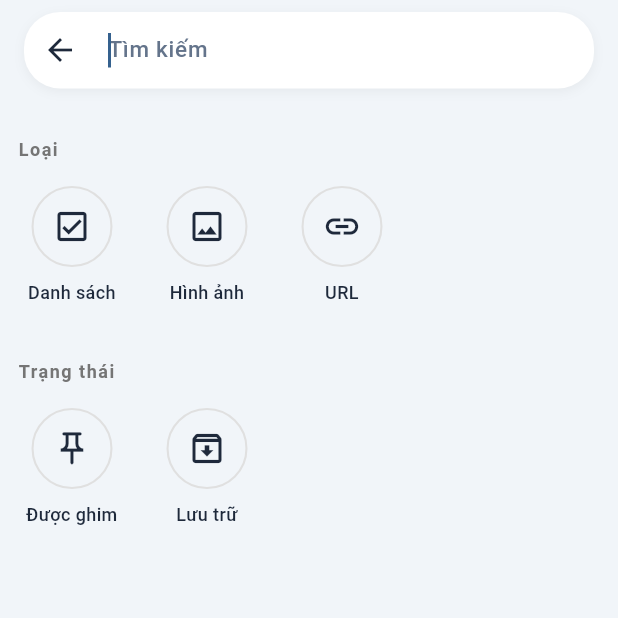
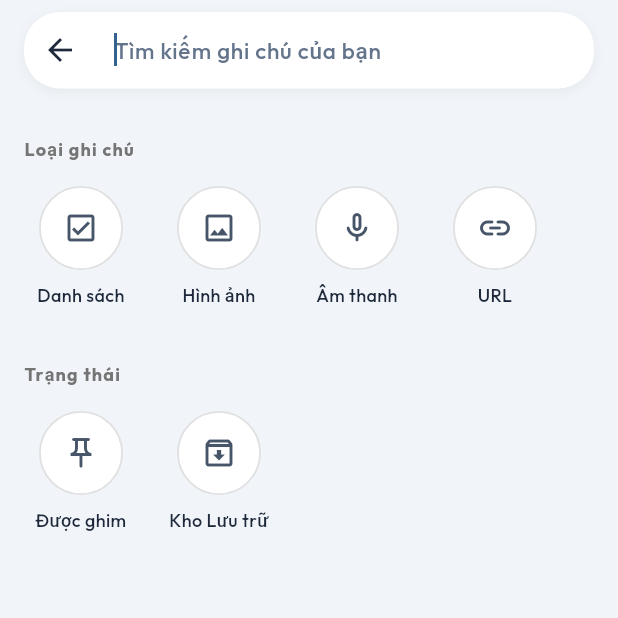
Before and after one commit to PVM-05/Smart-Note-App, a Flutter app: the SearchScreen screen opened directly, after a tap on "Danh sách", after a tap on the "clear" icon, on a phone screen of 412 x 824 dp, the top half of it. Run offline on Flutter 3.47's test engine with Material 3 defaults, Android fonts, the phone set to English and light mode, and no system bars; our stand-ins replace cloud_firestore, connectivity_plus, firebase_auth, firebase_core, firebase_storage, flutter_dotenv and 5 more; missing offline and left inert: record; accounts and stored records are empty.

Commit message:
Cai tien search

```diff
--- a/lib/screens/search_screen.dart
+++ b/lib/screens/search_screen.dart
@@ -26,7 +26,7 @@ class SearchScreen extends StatefulWidget {
 class _SearchScreenState extends State<SearchScreen> {
   final _searchController = TextEditingController();
   final _focusNode = FocusNode();
-  bool _isGrid = false;
+  final bool _isGrid = false; // Mặc định hiển thị danh sách dọc trực quan chuẩn Keep style
 
   // Danh sách quản lý các "Từ nền / Chip" đang được chọn
   final List<FilterToken> _activeFilters = [];
@@ -50,36 +50,36 @@ class _SearchScreenState extends State<SearchScreen> {
   void _triggerSearch() {
     final auth = Provider.of<AuthProvider>(context, listen: false);
 
-    // Ghép tất cả token (has:image, label:"...") thành một chuỗi
+    // Ghép tất cả token (has:image, has:audio, has:url, label:"...") thành một chuỗi query hoàn chỉnh
     final tokenQuery = _activeFilters.map((f) => f.token).join(' ');
     final textQuery = _searchController.text.trim();
 
-    // Câu lệnh gửi xuống DB = Tổng hợp Chip + Text đang gõ
+    // Câu lệnh gửi xuống DB = Tổng hợp mã Token của Chip + Văn bản đang gõ
     final combinedQuery = '$tokenQuery $textQuery'.trim();
 
     Provider.of<NoteProvider>(context, listen: false).search(combinedQuery, auth.userId ?? '');
-    setState(() {}); // Cập nhật lại UI
+    setState(() {}); // Cập nhật lại giao diện UI
   }
 
   void _onSearchChanged(String query) {
     _triggerSearch();
   }
 
-  // Khi bấm vào 1 khối Lọc ở dưới -> Thêm thành dạng Chip
+  // Khi bấm vào 1 khối Lọc ở dưới -> Thêm thành dạng Chip bám vào thanh tìm kiếm
   void _onFilterTap(String label, String token) {
-    // Kiểm tra tránh trùng lặp Chip
+    // Kiểm tra tránh trùng lặp Chip lọc cùng loại
     if (!_activeFilters.any((f) => f.token == token)) {
       setState(() {
         _activeFilters.add(FilterToken(label, token));
       });
-      // Xóa chữ đang gõ dở nếu muốn, hoặc cứ giữ nguyên để cộng dồn
+      // Xóa văn bản đang gõ để tập trung hiển thị bộ lọc danh mục vừa chọn
       _searchController.clear();
       _triggerSearch();
     }
-    _focusNode.requestFocus(); // Mở bàn phím để gõ tiếp
+    _focusNode.requestFocus(); // Tự động lấy lại tiêu điểm mở bàn phím
   }
 
-  // Xóa một Chip
+  // Xóa một viên Chip lọc
   void _removeFilter(FilterToken filter) {
     setState(() {
       _activeFilters.remove(filter);
@@ -98,17 +98,17 @@ class _SearchScreenState extends State<SearchScreen> {
             Expanded(
               child: Consumer<NoteProvider>(
                 builder: (context, noteProvider, child) {
-                  // Không có kết quả
+                  // Không tìm thấy kết quả phù hợp
                   if (noteProvider.isSearching && noteProvider.notes.isEmpty) {
                     return _buildEmptyResult();
                   }
 
-                  // Đang gõ chữ HOẶC đang có Chip lọc -> Hiện list note
+                  // Đang gõ chữ HOẶC đang kích hoạt Chip lọc đa phương tiện -> Hiện danh sách Note kết quả
                   if (_searchController.text.isNotEmpty || _activeFilters.isNotEmpty || noteProvider.isSearching) {
                     return _buildSearchResults(noteProvider);
                   }
 
-                  // Mặc định -> Hiện nút lọc gợi ý
+                  // Trạng thái mặc định ban đầu -> Hiện menu các bộ lọc gợi ý
                   return _buildPredefinedFilters(noteProvider);
                 },
               ),
@@ -122,13 +122,13 @@ class _SearchScreenState extends State<SearchScreen> {
   Widget _buildSearchBar() {
     return Container(
       margin: const EdgeInsets.fromLTRB(16, 8, 16, 12),
-      constraints: const BoxConstraints(minHeight: 48), // Dùng constraints để dãn linh hoạt
+      constraints: const BoxConstraints(minHeight: 48),
       decoration: BoxDecoration(
         color: Colors.white,
         borderRadius: BorderRadius.circular(24),
         boxShadow: [
           BoxShadow(
-            color: Colors.black.withValues(alpha: 0.05),
+            color: Colors.black.withOpacity(0.05), // Đã sửa lỗi .withValues
             blurRadius: 6,
             offset: const Offset(0, 2),
           )
@@ -151,22 +151,21 @@ class _SearchScreenState extends State<SearchScreen> {
               focusNode: _focusNode,
               onChanged: _onSearchChanged,
               decoration: InputDecoration(
-                hintText: _activeFilters.isEmpty ? 'Tìm kiếm' : '',
-                hintStyle: GoogleFonts.roboto(color: const Color(0xFF64748B), fontSize: 15),
+                hintText: _activeFilters.isEmpty ? 'Tìm kiếm ghi chú của bạn' : '',
+                hintStyle: GoogleFonts.outfit(color: const Color(0xFF64748B), fontSize: 15),
                 border: InputBorder.none,
                 isDense: true,
                 contentPadding: const EdgeInsets.symmetric(vertical: 14),
 
-                // --- VẼ CHIP BÊN TRONG TEXTFIELD ---
+                // --- VẼ VIÊN CHIP LỌC ĐỘNG NẰM TRONG THANH SEARCH ---
                 prefixIconConstraints: const BoxConstraints(minWidth: 0, minHeight: 0),
                 prefixIcon: _activeFilters.isEmpty
-                    ? const SizedBox(width: 4) // Đệm nhẹ nếu không có chip
+                    ? const SizedBox(width: 8) // Khoảng cách đệm tinh tế nếu trống chip
                     : Container(
-                  // Khóa maxWidth khoảng 55% màn hình để phần text luôn có không gian gõ
                   constraints: BoxConstraints(maxWidth: MediaQuery.of(context).size.width * 0.55),
                   margin: const EdgeInsets.only(left: 4, right: 8),
                   child: SingleChildScrollView(
-                    scrollDirection: Axis.horizontal, // Kéo ngang nếu có quá nhiều Chip
+                    scrollDirection: Axis.horizontal, // Cuộn ngang mượt mà nếu chọn đồng thời nhiều loại bộ lọc
                     child: Row(
                       mainAxisSize: MainAxisSize.min,
                       children: _activeFilters.map((f) => _buildChip(f)).toList(),
@@ -174,11 +173,10 @@ class _SearchScreenState extends State<SearchScreen> {
                   ),
                 ),
               ),
-              style: GoogleFonts.roboto(fontSize: 15, color: const Color(0xFF1E293B), fontWeight: FontWeight.w500),
+              style: GoogleFonts.outfit(fontSize: 15, color: const Color(0xFF1E293B), fontWeight: FontWeight.w500),
             ),
           ),
 
-          // Nút Clear (X) sẽ xuất hiện nếu có gõ chữ HOẶC đang có gắn Chip
           if (_searchController.text.isNotEmpty || _activeFilters.isNotEmpty)
             IconButton(
               icon: const Icon(Icons.clear, size: 20, color: Color(0xFF64748B)),
@@ -197,13 +195,13 @@ class _SearchScreenState extends State<SearchScreen> {
     );
   }
 
-  // Giao diện của viên Chip từ nền (Background Token)
+  // Thiết kế giao diện viên Chip lọc đa phương tiện
   Widget _buildChip(FilterToken filter) {
     return Container(
       margin: const EdgeInsets.only(right: 6),
       padding: const EdgeInsets.symmetric(horizontal: 10, vertical: 6),
       decoration: BoxDecoration(
-        color: Colors.blue.withOpacity(0.12), // Nền xanh nhạt chuẩn Google Keep
+        color: Colors.blue.withOpacity(0.12), // Màu xanh nhạt tối giản chuẩn Google Keep
         borderRadius: BorderRadius.circular(16),
         border: Border.all(color: Colors.blue.withOpacity(0.2)),
       ),
@@ -212,7 +210,7 @@ class _SearchScreenState extends State<SearchScreen> {
         children: [
           Text(
             filter.label,
-            style: GoogleFonts.roboto(
+            style: GoogleFonts.outfit(
               fontSize: 13,
               color: Colors.blue[800],
               fontWeight: FontWeight.w600,
@@ -228,67 +226,68 @@ class _SearchScreenState extends State<SearchScreen> {
     );
   }
 
-  // KHU VỰC HIỂN THỊ CÁC BỘ LỌC GỢI Ý
+  // KHU VỰC HIỂN THỊ CÁC BỘ LỌC ĐA PHƯƠNG TIỆN GỢI Ý (Đầy đủ Hình ảnh, Âm thanh, URL, Nhãn dán)
   Widget _buildPredefinedFilters(NoteProvider noteProvider) {
     final labels = noteProvider.allLabels;
 
     return Align(
       alignment: Alignment.topLeft,
       child: SingleChildScrollView(
-        padding: const EdgeInsets.only(left: 12, right: 12, top: 20, bottom: 20),
+        padding: const EdgeInsets.only(left: 16, right: 16, top: 20, bottom: 20),
         child: Column(
           crossAxisAlignment: CrossAxisAlignment.start,
           children: [
-            // =========================
-            // LOẠI
-            // =========================
-            Text('Loại', style: GoogleFonts.roboto(fontSize: 12, fontWeight: FontWeight.bold, color: Colors.grey[600], letterSpacing: 1)),
+            // ===================================
+            // DANH MỤC LOẠI ĐA PHƯƠNG TIỆN (MEDIA FILTERS)
+            // ===================================
+            Text('Loại ghi chú', style: GoogleFonts.outfit(fontSize: 12, fontWeight: FontWeight.bold, color: Colors.grey[600], letterSpacing: 0.8)),
             const SizedBox(height: 16),
             Wrap(
-              spacing: 18,
+              spacing: 16,
               runSpacing: 20,
               alignment: WrapAlignment.start,
               crossAxisAlignment: WrapCrossAlignment.start,
               children: [
                 _buildFilterIconItem(Icons.check_box_outlined, 'Danh sách', () => _onFilterTap('Danh sách', 'has:list')),
                 _buildFilterIconItem(Icons.image_outlined, 'Hình ảnh', () => _onFilterTap('Hình ảnh', 'has:image')),
-                _buildFilterIconItem(Icons.link, 'URL', () => _onFilterTap('URL', 'has:url')),
+                _buildFilterIconItem(Icons.mic_none_rounded, 'Âm thanh', () => _onFilterTap('Âm thanh', 'has:audio')), // 🌟 NÂNG CẤP: Lọc riêng tệp ghi âm Cloudinary
+                _buildFilterIconItem(Icons.link_rounded, 'URL', () => _onFilterTap('URL', 'has:url')),
               ],
             ),
 
             const SizedBox(height: 36),
 
-            // =========================
-            // NHÃN
-            // =========================
+            // ===================================
+            // DANH MỤC NHÃN DÁN (TAGS)
+            // ===================================
             if (labels.isNotEmpty) ...[
-              Text('Nhãn', style: GoogleFonts.roboto(fontSize: 12, fontWeight: FontWeight.bold, color: Colors.grey[600], letterSpacing: 1)),
+              Text('Nhãn dán', style: GoogleFonts.outfit(fontSize: 12, fontWeight: FontWeight.bold, color: Colors.grey[600], letterSpacing: 0.8)),
               const SizedBox(height: 16),
               Wrap(
-                spacing: 18,
+                spacing: 16,
                 runSpacing: 20,
                 alignment: WrapAlignment.start,
                 crossAxisAlignment: WrapCrossAlignment.start,
                 children: labels.map((label) {
-                  return _buildFilterIconItem(Icons.label_outline, label, () => _onFilterTap(label, 'label:"$label"'));
+                  return _buildFilterIconItem(Icons.label_outline_rounded, label, () => _onFilterTap(label, 'label:"$label"'));
                 }).toList(),
               ),
               const SizedBox(height: 36),
             ],
 
-            // =========================
-            // TRẠNG THÁI
-            // =========================
-            Text('Trạng thái', style: GoogleFonts.roboto(fontSize: 12, fontWeight: FontWeight.bold, color: Colors.grey[600], letterSpacing: 1)),
+            // ===================================
+            // DANH MỤC TRẠNG THÁI GHI CHÚ
+            // ===================================
+            Text('Trạng thái', style: GoogleFonts.outfit(fontSize: 12, fontWeight: FontWeight.bold, color: Colors.grey[600], letterSpacing: 0.8)),
             const SizedBox(height: 16),
             Wrap(
-              spacing: 18,
+              spacing: 16,
               runSpacing: 20,
               alignment: WrapAlignment.start,
               crossAxisAlignment: WrapCrossAlignment.start,
               children: [
                 _buildFilterIconItem(Icons.push_pin_outlined, 'Được ghim', () => _onFilterTap('Được ghim', 'is:pinned')),
-                _buildFilterIconItem(Icons.archive_outlined, 'Lưu trữ', () => _onFilterTap('Lưu trữ', 'is:archived')),
+                _buildFilterIconItem(Icons.archive_outlined, 'Kho Lưu trữ', () => _onFilterTap('Lưu trữ', 'is:archived')),
               ],
             ),
           ],
@@ -301,20 +300,20 @@ class _SearchScreenState extends State<SearchScreen> {
     return GestureDetector(
       onTap: onTap,
       child: SizedBox(
-        width: 72,
+        width: 76,
         child: Column(
           mainAxisSize: MainAxisSize.min,
           crossAxisAlignment: CrossAxisAlignment.center,
           children: [
             Container(
-              height: 54,
-              width: 54,
+              height: 56,
+              width: 56,
               decoration: BoxDecoration(
                 shape: BoxShape.circle,
-                border: Border.all(color: Colors.grey.shade300, width: 1.4),
-                color: Colors.transparent,
+                border: Border.all(color: Colors.grey.shade300, width: 1.2),
+                color: Colors.white, // Chuyển sang nền trắng phẳng tinh tế sạch sẽ
               ),
-              child: Icon(icon, color: const Color(0xFF1E293B), size: 26),
+              child: Icon(icon, color: const Color(0xFF475569), size: 24),
             ),
             const SizedBox(height: 8),
             Text(
@@ -322,7 +321,7 @@ class _SearchScreenState extends State<SearchScreen> {
               textAlign: TextAlign.center,
               maxLines: 1,
               overflow: TextOverflow.ellipsis,
-              style: GoogleFonts.roboto(fontSize: 12, color: const Color(0xFF1E293B), fontWeight: FontWeight.w500),
+              style: GoogleFonts.outfit(fontSize: 12, color: const Color(0xFF1E293B), fontWeight: FontWeight.w500),
             ),
           ],
         ),
@@ -335,11 +334,11 @@ class _SearchScreenState extends State<SearchScreen> {
       child: Column(
         mainAxisSize: MainAxisSize.min,
         children: [
-          Icon(Icons.search_off, size: 64, color: Colors.grey[300]),
+          Icon(Icons.search_off_rounded, size: 64, color: Colors.grey[300]),
           const SizedBox(height: 16),
           Text(
-            'Không tìm thấy ghi chú khớp',
-            style: GoogleFonts.roboto(color: Colors.grey[500], fontSize: 14),
+            'Không tìm thấy ghi chú nào phù hợp',
+            style: GoogleFonts.outfit(color: Colors.grey[500], fontSize: 14, fontWeight: FontWeight.w500),
           ),
         ],
       ),
@@ -353,32 +352,32 @@ class _SearchScreenState extends State<SearchScreen> {
       slivers: [
         SliverToBoxAdapter(
           child: Padding(
-            padding: const EdgeInsets.fromLTRB(20, 8, 20, 16),
+            padding: const EdgeInsets.fromLTRB(20, 12, 20, 12),
             child: Text(
-              '${notes.length} KẾT QUẢ TÌM THẤY',
-              style: GoogleFonts.roboto(
+              'TÌM THẤY ${notes.length} GHI CHÚ KHỚP',
+              style: GoogleFonts.outfit(
                 fontSize: 11,
                 fontWeight: FontWeight.w600,
                 color: Colors.grey[500],
-                letterSpacing: 0.5,
+                letterSpacing: 0.8,
               ),
             ),
           ),
         ),
         if (_isGrid)
           SliverPadding(
-            padding: const EdgeInsets.symmetric(horizontal: 12),
+            padding: const EdgeInsets.symmetric(horizontal: 14),
             sliver: SliverMasonryGrid.count(
               crossAxisCount: 2,
-              mainAxisSpacing: 8,
-              crossAxisSpacing: 8,
+              mainAxisSpacing: 10,
+              crossAxisSpacing: 10,
               itemBuilder: (context, index) => _buildNoteItem(notes[index], provider),
               childCount: notes.length,
             ),
           )
         else
           SliverPadding(
-            padding: const EdgeInsets.symmetric(horizontal: 12),
+            padding: const EdgeInsets.symmetric(horizontal: 14),
             sliver: SliverList.builder(
               itemCount: notes.length,
               itemBuilder: (context, index) => _buildNoteItem(notes[index], provider),
@@ -390,14 +389,9 @@ class _SearchScreenState extends State<SearchScreen> {
 
   Widget _buildNoteItem(Note note, NoteProvider provider) {
     return Container(
-      margin: _isGrid ? EdgeInsets.zero : const EdgeInsets.symmetric(vertical: 6, horizontal: 4),
-      decoration: BoxDecoration(
-        color: Colors.white,
-        borderRadius: BorderRadius.circular(12),
-        border: Border.all(color: Colors.grey.shade200, width: 1),
-      ),
+      // ⚡ LOẠI BỎ BOXDECORATION VIỀN XÁM THỪA để NoteCard hiển thị phẳng hoàn toàn đồng bộ với Keep View
+      margin: const EdgeInsets.symmetric(vertical: 5),
       child: InkWell(
-        borderRadius: BorderRadius.circular(12),
         onTap: () {
           Navigator.push(
             context,
--- a/lib/services/local_note_service.dart
+++ b/lib/services/local_note_service.dart
@@ -46,7 +46,6 @@ class LocalNoteService {
         if (oldVersion < 3) {
           await db.execute("ALTER TABLE notes ADD COLUMN user_id TEXT DEFAULT ''");
         }
-        // 3. THÊM LOGIC DI CƯ (MIGRATION): THÊM CỘT TAGS VÀO CHO CÁC THIẾT BỊ ĐANG CHẠY BẢN CŨ (V3)
         if (oldVersion < 4) {
           await db.execute("ALTER TABLE notes ADD COLUMN tags TEXT");
         }
@@ -81,22 +80,15 @@ class LocalNoteService {
     if (kIsWeb) {
       final notes = _webNotes
           .where(
-            (n) =>
-        n.userId == userId &&
-            n.status != 'trash',
+            (n) => n.userId == userId && n.status != 'trash',
       )
           .toList();
-      // Sort newest first
       notes.sort(
             (a, b) => b.updatedAt.compareTo(a.updatedAt),
       );
-      // Pagination for web
       if (offset != null && limit != null) {
         final start = offset;
-        final end =
-        (offset + limit > notes.length)
-            ? notes.length
-            : offset + limit;
+        final end = (offset + limit > notes.length) ? notes.length : offset + limit;
         if (start >= notes.length) {
           return [];
         }
@@ -116,100 +108,82 @@ class LocalNoteService {
       limit: limit,
       offset: offset,
     );
-    return maps
-        .map((m) => Note.fromMap(m))
-        .toList();
+    return maps.map((m) => Note.fromMap(m)).toList();
   }
 
-  // ── Search nâng cao: Hỗ trợ Filter Tokens (is:pinned, has:image, label:"...") ──
-  Future<List<Note>> searchNotes({
-    required String userId,
-    required String query,
-  }) async {
-    if (query.trim().isEmpty) return getAllNotes(userId: userId);
+  // ── SỬA LỖI & NÂNG CẤP SEARCH NÂNG CAO CHUẨN GOOGLE KEEP STYLE ──
+  Future<List<Note>> searchNotes({required String userId, required String query}) async {
+    // 1. Tải toàn bộ dữ liệu hoạt động của User lên bộ nhớ tạm để bóc tách mảng (Client-side filtering)
+    // Thay đổi từ 'getNotes' thành 'getAllNotes' bám sát hàm định nghĩa gốc của bạn
+    final allNotes = await getAllNotes(userId: userId);
 
-    String q = query.trim();
-    String whereString = 'user_id = ? AND status != ?';
-    List<dynamic> whereArgs = [userId, 'trash'];
+    if (query.trim().isEmpty) return allNotes;
+    final lowerQuery = query.toLowerCase();
 
-    // --- XỬ LÝ TRÊN MÔI TRƯỜNG WEB ---
-    if (kIsWeb) {
-      return _webNotes.where((n) {
-        bool match = n.userId == userId && n.status != 'trash';
-        String qWeb = query.trim();
+    // ⚡ BỘ NÃO PHÂN TÍCH TOKEN TỪ SEARCH SCREEN CHIP
+    final hasImageToken = lowerQuery.contains('has:image');
+    final hasAudioToken = lowerQuery.contains('has:audio');
+    final hasUrlToken = lowerQuery.contains('has:url');
+    final isPinnedToken = lowerQuery.contains('is:pinned');
+    final isArchivedToken = lowerQuery.contains('is:archived');
 
-        if (qWeb.contains('is:pinned')) { match = match && n.status == 'pinned'; qWeb = qWeb.replaceAll('is:pinned', '').trim(); }
-        else if (qWeb.contains('is:archived')) { match = match && n.status == 'archived'; qWeb = qWeb.replaceAll('is:archived', '').trim(); }
+    // ⚡ TRÍCH XUẤT TỪ KHÓA VĂN BẢN THUẦN TÚY: Gỡ bỏ toàn bộ mã lệnh token
+    String cleanTextQuery = query
+        .replaceAll('has:image', '')
+        .replaceAll('has:audio', '')
+        .replaceAll('has:url', '')
+        .replaceAll('is:pinned', '')
+        .replaceAll('is:archived', '')
+        .trim()
+        .toLowerCase();
 
-        if (qWeb.contains('has:image')) { match = match && n.content.contains('!['); qWeb = qWeb.replaceAll('has:image', '').trim(); }
-        if (qWeb.contains('has:url')) { match = match && n.content.contains('http'); qWeb = qWeb.replaceAll('has:url', '').trim(); }
-        if (qWeb.contains('has:list')) { match = match && (n.content.contains('- ') || n.content.contains('[ ]')); qWeb = qWeb.replaceAll('has:list', '').trim(); }
-
-        final labelRegExp = RegExp(r'label:"([^"]+)"|label:([^\s]+)');
-        for (final m in labelRegExp.allMatches(qWeb)) {
-          final label = m.group(1) ?? m.group(2);
-          if (label != null) match = match && n.tags.contains(label);
-        }
-        qWeb = qWeb.replaceAll(labelRegExp, '').trim().toLowerCase();
-
-        if (qWeb.isNotEmpty) {
-          match = match && (n.title.toLowerCase().contains(qWeb) || n.content.toLowerCase().contains(qWeb));
-        }
-        return match;
-      }).toList();
+    // Bóc tách cấu trúc nhãn gắn kèm nếu có: label:"tên_nhãn"
+    String? targetLabel;
+    if (lowerQuery.contains('label:"')) {
+      final match = RegExp(r'label:"([^"]+)"').firstMatch(lowerQuery);
+      if (match != null) {
+        targetLabel = match.group(1);
+        cleanTextQuery = cleanTextQuery.replaceAll(RegExp(r'label:"[^"]+"'), '').trim();
+      }
     }
 
-    // --- XỬ LÝ TRÊN MÔI TRƯỜNG SQLITE MOBILE ---
+    // 2. THỰC HIỆN LỌC ĐỒNG THỜI TOÀN BỘ ĐIỀU KIỆN (Khắc phục lỗi không hiển thị kết quả)
+    return allNotes.where((note) {
+      // Điều kiện 1: Nếu chọn nút "Hình ảnh" -> Thẻ note phải chứa ít nhất 1 ảnh
+      if (hasImageToken && note.imageUrls.isEmpty) return false;
 
-    // 1. Phân tích trạng thái
-    if (q.contains('is:pinned')) {
-      whereString += " AND status = 'pinned'";
-      q = q.replaceAll('is:pinned', '').trim();
-    } else if (q.contains('is:archived')) {
-      whereString += " AND status = 'archived'";
-      q = q.replaceAll('is:archived', '').trim();
-    }
+      // Điều kiện 2: Nếu chọn nút "Âm thanh" -> Thẻ note phải chứa file ghi âm
+      if (hasAudioToken && note.audioUrls.isEmpty) return false;
 
-    // 2. Phân tích loại nội dung (Markdown)
-    if (q.contains('has:image')) {
-      whereString += " AND content LIKE '%![%'";
-      q = q.replaceAll('has:image', '').trim();
-    }
-    if (q.contains('has:url')) {
-      whereString += " AND content LIKE '%http%'";
-      q = q.replaceAll('has:url', '').trim();
-    }
-    if (q.contains('has:list')) {
-      whereString += " AND (content LIKE '%- %' OR content LIKE '%[ ]%' OR content LIKE '%[x]%')";
-      q = q.replaceAll('has:list', '').trim();
-    }
+      // Điều kiện 3: Nếu chọn nút "URL" -> Nội dung text của note phải chứa đường link
+      if (hasUrlToken) {
+        final urlRegex = RegExp(r'(https?:\/\/|www\.)[^\s/$.?#].[^\s]*', caseSensitive: false);
+        if (!urlRegex.hasMatch(note.content)) return false;
+      }
 
-    // 3. Phân tích Nhãn dán (Label)
-    final labelRegExp = RegExp(r'label:"([^"]+)"|label:([^\s]+)');
-    final matches = labelRegExp.allMatches(q);
-    for (final match in matches) {
-      final label = match.group(1) ?? match.group(2);
-      if (label != null) {
-        whereString += " AND tags LIKE ?";
-        whereArgs.add('%"$label"%'); // Tìm chuỗi chứa tên label chính xác trong JSON Array
+      // Điều kiện 4: Trạng thái Ghim hệ thống
+      if (isPinnedToken && note.status != 'pinned') return false;
+
+      // Điều kiện 5: Trạng thái Lưu trữ (Vì getAllNotes đã chặn 'trash', ta check 'archived')
+      if (isArchivedToken && note.status != 'archived') return false;
+
+      // Nếu không chọn chip "Lưu trữ", mặc định kết quả tìm kiếm thông thường chỉ hiển thị note đang active (không hiện note đã lưu trữ)
+      if (!isArchivedToken && note.status == 'archived') return false;
+
+      // Điều kiện 6: Nhãn dán (Mảng Tags vỏ bọc văn bản)
+      if (targetLabel != null && !note.tags.map((t) => t.toLowerCase()).contains(targetLabel.toLowerCase())) {
+        return false;
       }
-    }
-    q = q.replaceAll(labelRegExp, '').trim();
 
-    // 4. Đoạn text còn lại chính là từ khóa người dùng muốn tìm
-    if (q.isNotEmpty) {
-      whereString += ' AND (title LIKE ? OR content LIKE ?)';
-      whereArgs.addAll(['%$q%', '%$q%']);
-    }
+      // Điều kiện 7: Lọc kết hợp chuỗi văn bản gõ thêm thủ công (Tìm trong cả Tiêu đề và Nội dung)
+      if (cleanTextQuery.isNotEmpty) {
+        final matchTitle = note.title.toLowerCase().contains(cleanTextQuery);
+        final matchContent = note.content.toLowerCase().contains(cleanTextQuery);
+        if (!matchTitle && !matchContent) return false;
+      }
 
-    final database = await db;
-    final maps = await database.query(
-      'notes',
-      where: whereString,
-      whereArgs: whereArgs,
-      orderBy: 'updated_at DESC',
-    );
-    return maps.map((m) => Note.fromMap(m)).toList();
+      return true;
+    }).toList();
   }
 
   Future<void> updateNote(Note note) async {
@@ -245,7 +219,6 @@ class LocalNoteService {
     return maps.map((m) => Note.fromMap(m)).toList();
   }
 
-  // Lấy các ghi chú đang nằm trong thùng rác
   Future<List<Note>> getTrashNotes({required String userId}) async {
     if (kIsWeb) {
       return _webNotes.where((n) => n.userId == userId && n.status == 'trash').toList();
@@ -286,18 +259,14 @@ class LocalNoteService {
 
   Future<void> clearUserNotes(String userId) async {
     if (kIsWeb) {
-      // Chỉ loại bỏ những ghi chú đã đồng bộ lên cloud trên môi trường Web
       _webNotes.removeWhere((n) => n.userId == userId && n.isSynced == true);
       return;
     }
-    /// Xóa sạch các ghi chú cục bộ của user để giải phóng bộ nhớ thiết bị.
-    /// ⚠️ CỰC KỲ QUAN TRỌNG: Chỉ cho phép xóa các ghi chú ĐÃ ĐỒNG BỘ THÀNH CÔNG (is_synced = 1).
-    /// Giữ lại tuyệt đối các ghi chú offline (is_synced = 0) để không làm mất data của user.
     final database = await db;
     await database.delete(
       'notes',
       where: 'user_id = ? AND is_synced = ?',
-      whereArgs: [userId, 1], // Chỉ xóa hàng có is_synced = 1
+      whereArgs: [userId, 1],
     );
   }
 }
--- a/pubspec.yaml
+++ b/pubspec.yaml
@@ -31,9 +31,7 @@ dependencies:
   flutter:
     sdk: flutter
   flutter_dotenv: ^5.2.1
-
-  # The following adds the Cupertino Icons font to your application.
-  # Use with the CupertinoIcons class for iOS style icons.
+  url_launcher: ^6.3.0
   cupertino_icons: ^1.0.8
   sqflite: ^2.4.2
   path: ^1.9.1
```
Also changed, not shown: pubspec.lock, 5 other files.
